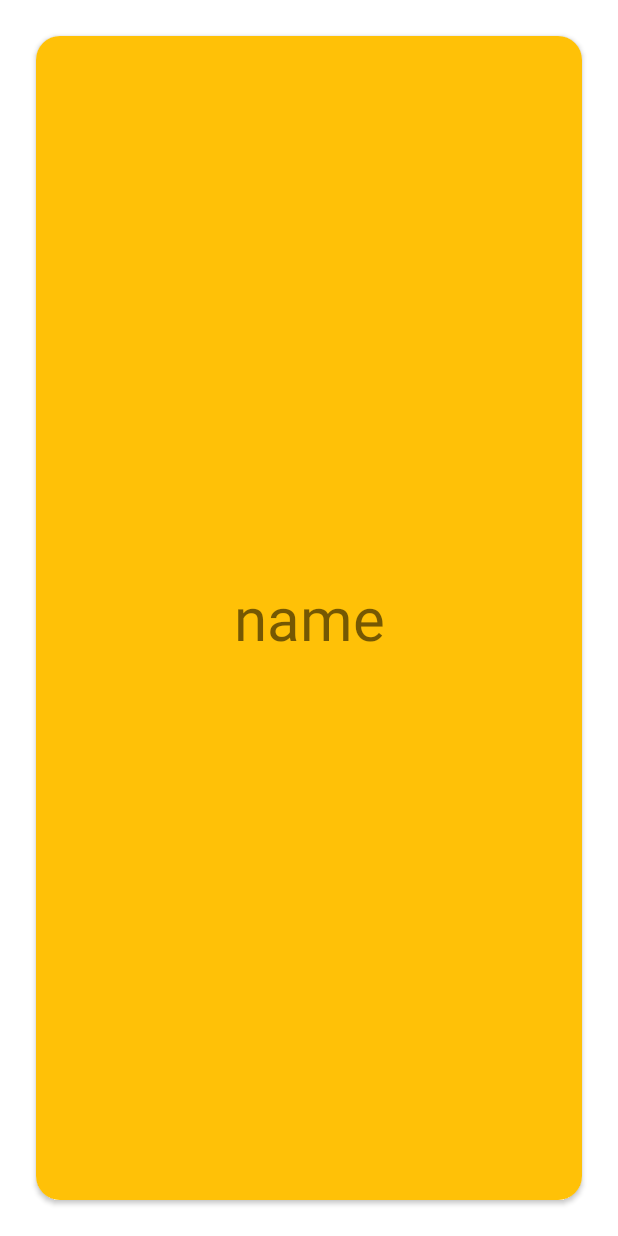
After one commit to 20160553/aop-part3-chapter05, an Android app: the layout item_card.xml on its own in the app's theme, with its tools: preview values and no code run, on a phone screen of 412 x 824 dp. The commit adds this screen. Run offline under Robolectric (Android 15) with nearby library versions, the phone set to English and light mode, and no system bars.

Commit message:
오픈소스 CardStackView 구현 https://github.com/yuyakaido/CardStackView

```diff
--- a/app/build.gradle
+++ b/app/build.gradle
@@ -47,7 +47,9 @@ dependencies {
 
     implementation 'com.facebook.android:facebook-login:8.2.0'
 
-    testImplementation 'junit:junit:4.+'
+    implementation "com.yuyakaido.android:card-stack-view:2.3.4"
+
+testImplementation 'junit:junit:4.+'
     androidTestImplementation 'androidx.test.ext:junit:1.1.3'
     androidTestImplementation 'androidx.test.espresso:espresso-core:3.4.0'
 }
--- /dev/null
+++ b/app/src/main/java/com/example/aop_part3_chapter05/CardItem.kt
@@ -0,0 +1,6 @@
+package com.example.aop_part3_chapter05
+
+data class CardItem(
+    val userId: String,
+    val name: String
+)
--- /dev/null
+++ b/app/src/main/res/layout/item_card.xml
@@ -0,0 +1,24 @@
+<?xml version="1.0" encoding="utf-8"?>
+<androidx.cardview.widget.CardView xmlns:android="http://schemas.android.com/apk/res/android"
+    android:layout_width="match_parent"
+    xmlns:app="http://schemas.android.com/apk/res-auto"
+    android:layout_margin="24dp"
+    app:cardCornerRadius="16dp"
+    android:layout_height="match_parent">
+
+    <LinearLayout
+        android:background="#FFC107"
+        android:layout_width="match_parent"
+        android:layout_height="match_parent" >
+
+        <TextView
+            android:id="@+id/nameTextView"
+            android:gravity="center"
+            android:textSize="40sp"
+            android:text="name"
+            android:layout_width="match_parent"
+            android:layout_height="match_parent" />
+
+    </LinearLayout>
+
+</androidx.cardview.widget.CardView>
```
Also changed, not shown: app/src/main/java/com/example/aop_part3_chapter05/CardItemAdapter.kt (added, +40 -0 lines), app/src/main/java/com/example/aop_part3_chapter05/LikeActivity.kt (+29 -1 lines), app/src/main/res/layout/activity_like.xml (+10 -0 lines).
